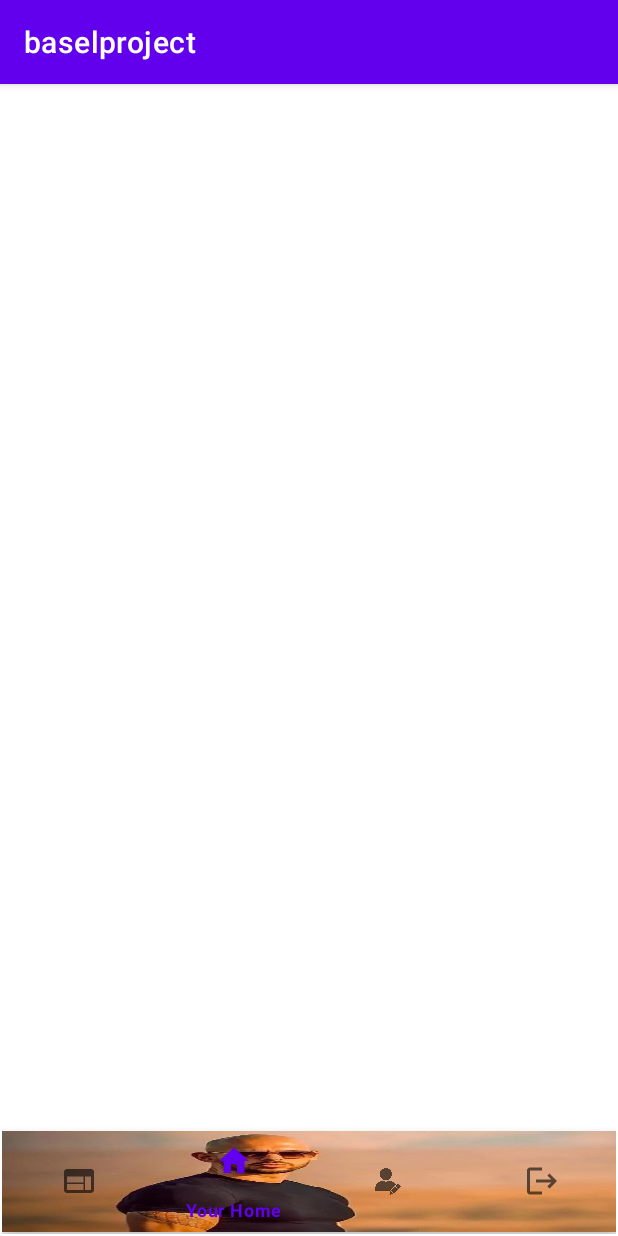
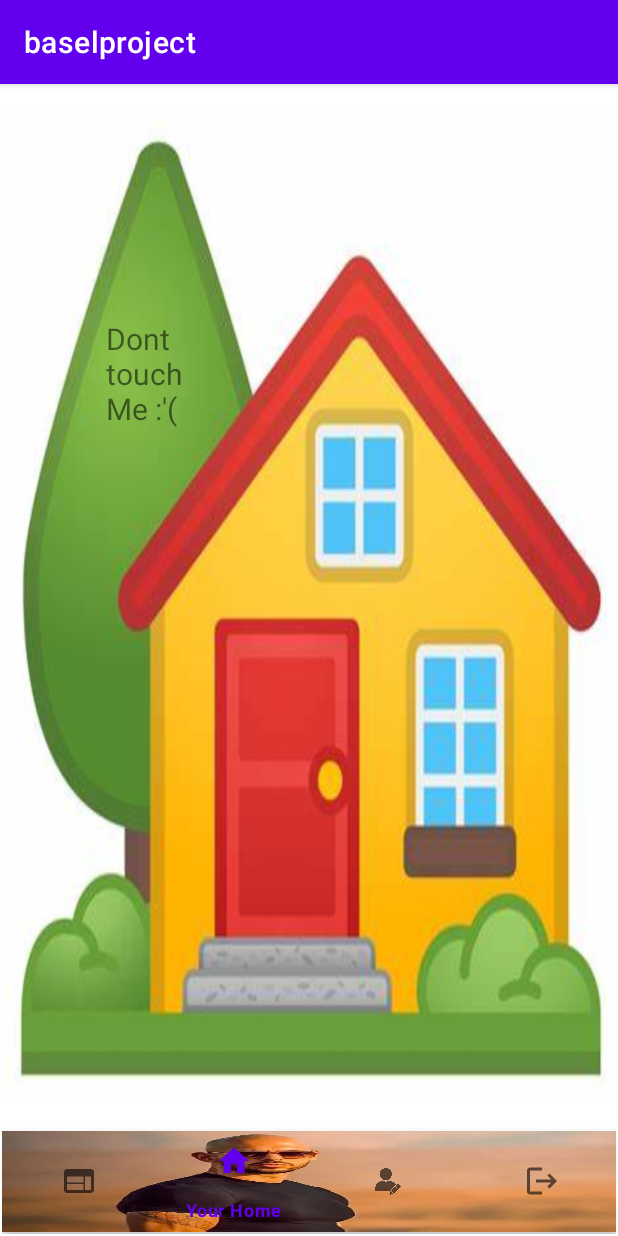
Before and after one commit to chickenkign/baselproject, an Android app: the MainListFragment screen opened directly, with no data from a screen before it, item 2 of the bottom bar chosen, on a phone screen of 412 x 824 dp. Run offline under Robolectric (Android 15) with nearby library versions, the phone set to English and light mode, and no system bars; our stand-ins replace Firebase (no records; nobody signed in at launch, a user with empty details on screens opened directly).

Commit message:
done from outdoor home

```diff
--- a/app/build.gradle
+++ b/app/build.gradle
@@ -30,6 +30,7 @@ android {
         sourceCompatibility JavaVersion.VERSION_1_8
         targetCompatibility JavaVersion.VERSION_1_8
     }
+    namespace 'com.example.baselproject'
 }
 
 dependencies {
--- a/app/src/main/AndroidManifest.xml
+++ b/app/src/main/AndroidManifest.xml
@@ -1,7 +1,6 @@
 <?xml version="1.0" encoding="utf-8"?>
 <manifest xmlns:android="http://schemas.android.com/apk/res/android"
-    xmlns:tools="http://schemas.android.com/tools"
-    package="com.example.baselproject">
+    xmlns:tools="http://schemas.android.com/tools">
 
 
 
--- /dev/null
+++ b/app/src/main/java/com/example/baselproject/HomeFragment.java
@@ -0,0 +1,91 @@
+package com.example.baselproject;
+
+import android.graphics.Rect;
+import android.os.Bundle;
+
+import androidx.fragment.app.Fragment;
+import androidx.fragment.app.FragmentTransaction;
+
+import android.view.LayoutInflater;
+import android.view.MotionEvent;
+import android.view.View;
+import android.view.ViewGroup;
+import android.widget.Button;
+import android.widget.ImageView;
+import android.widget.Toast;
+
+import java.util.ArrayList;
+
+/**
+ * A simple {@link Fragment} subclass.
+ * Use the {@link HomeFragment#newInstance} factory method to
+ * create an instance of this fragment.
+ */
+public class HomeFragment extends Fragment {
+    Button btn ;
+
+    // TODO: Rename parameter arguments, choose names that match
+    // the fragment initialization parameters, e.g. ARG_ITEM_NUMBER
+    private static final String ARG_PARAM1 = "param1";
+    private static final String ARG_PARAM2 = "param2";
+
+    // TODO: Rename and change types of parameters
+    private String mParam1;
+    private String mParam2;
+
+    public HomeFragment() {
+        // Required empty public constructor
+    }
+
+    /**
+     * Use this factory method to create a new instance of
+     * this fragment using the provided parameters.
+     *
+     * @param param1 Parameter 1.
+     * @param param2 Parameter 2.
+     * @return A new instance of fragment HomeFragment.
+     */
+    // TODO: Rename and change types and number of parameters
+    public static HomeFragment newInstance(String param1, String param2) {
+        HomeFragment fragment = new HomeFragment();
+        Bundle args = new Bundle();
+        args.putString(ARG_PARAM1, param1);
+        args.putString(ARG_PARAM2, param2);
+        fragment.setArguments(args);
+        return fragment;
+    }
+
+    @Override
+    public void onCreate(Bundle savedInstanceState) {
+        super.onCreate(savedInstanceState);
+        if (getArguments() != null) {
+            mParam1 = getArguments().getString(ARG_PARAM1);
+            mParam2 = getArguments().getString(ARG_PARAM2);
+        }
+    }
+
+    @Override
+    public View onCreateView(LayoutInflater inflater, ViewGroup container,
+                             Bundle savedInstanceState) {
+        // Inflate the layout for this fragment
+        return inflater.inflate(R.layout.fragment_home, container, false);
+    }
+
+    @Override
+    public void onStart() {
+        super.onStart();
+        connentcomponents();
+    }
+
+    private void connentcomponents() {
+        btn = getView().findViewById(R.id.BTNHome) ;
+        btn.setOnClickListener(new View.OnClickListener() {
+            @Override
+            public void onClick(View v) {
+                FragmentTransaction ft = getActivity().getSupportFragmentManager().beginTransaction();
+                ft.replace(R.id.frameLayoutMain, new InHomeFragment());
+                ft.commit();
+            }
+        });
+    }
+}
--- a/app/src/main/java/com/example/baselproject/MainListFragment.java
+++ b/app/src/main/java/com/example/baselproject/MainListFragment.java
@@ -99,6 +99,9 @@ public class MainListFragment extends Fragment {
                         case R.id.NavigatorSignOut:
                             SelectedFragment = new SignOutFragment();
                             break;
+                        case R.id.NavigatorHome:
+                            SelectedFragment = new HomeFragment();
+                            break;
                     }
                     getActivity().getSupportFragmentManager().beginTransaction().replace(R.id.FrameLayoutNavigator , SelectedFragment).commit() ;
 
--- a/app/src/main/java/com/example/baselproject/ProfileFragment.java
+++ b/app/src/main/java/com/example/baselproject/ProfileFragment.java
@@ -137,9 +137,6 @@ public class ProfileFragment extends Fragment {
                     @Override
                     public void onSuccess(DocumentReference documentReference) {
                         Toast.makeText(getActivity(), "done my friendo", Toast.LENGTH_SHORT).show();
-                        FragmentTransaction ft = getActivity().getSupportFragmentManager().beginTransaction();
-                        ft.replace(R.id.frameLayoutMain, new MainListFragment());
-                        ft.commit();
                     }
                 }).addOnFailureListener(new OnFailureListener() {
                     @Override
--- /dev/null
+++ b/app/src/main/res/layout/fragment_home.xml
@@ -0,0 +1,55 @@
+<?xml version="1.0" encoding="utf-8"?>
+<FrameLayout xmlns:android="http://schemas.android.com/apk/res/android"
+    xmlns:app="http://schemas.android.com/apk/res-auto"
+    xmlns:tools="http://schemas.android.com/tools"
+    android:layout_width="match_parent"
+    android:layout_height="match_parent"
+    android:background="@drawable/oip"
+    tools:context=".HomeFragment">
+
+    <androidx.constraintlayout.widget.ConstraintLayout
+        android:layout_width="match_parent"
+        android:layout_height="match_parent">
+
+        <Button
+            android:id="@+id/button4"
+            android:layout_width="97dp"
+            android:layout_height="0dp"
+            android:layout_marginStart="142dp"
+            android:layout_marginBottom="126dp"
+            android:text="Dont touch me there"
+            android:visibility="invisible"
+            app:layout_constraintBottom_toBottomOf="parent"
+            app:layout_constraintStart_toStartOf="parent"
+            app:layout_constraintTop_toBottomOf="@+id/BTNHome" />
+
+        <Button
+            android:id="@+id/BTNHome"
+            android:layout_width="0dp"
+            android:layout_height="117dp"
+            android:layout_marginStart="63dp"
+            android:layout_marginTop="225dp"
+            android:layout_marginEnd="140dp"
+            android:layout_marginBottom="31dp"
+            android:text="Dont touch"
+            android:visibility="invisible"
+            app:layout_constraintBottom_toTopOf="@+id/button4"
+            app:layout_constraintEnd_toEndOf="parent"
+            app:layout_constraintStart_toEndOf="@+id/textView4"
+            app:layout_constraintStart_toStartOf="@+id/button4"
+            app:layout_constraintTop_toTopOf="parent" />
+
+        <TextView
+            android:id="@+id/textView4"
+            android:layout_width="0dp"
+            android:layout_height="94dp"
+            android:layout_marginStart="69dp"
+            android:layout_marginTop="138dp"
+            android:layout_marginEnd="63dp"
+            android:text="Dont touch Me :'("
+            android:textSize="20sp"
+            app:layout_constraintEnd_toStartOf="@+id/BTNHome"
+            app:layout_constraintStart_toStartOf="parent"
+            app:layout_constraintTop_toTopOf="parent" />
+    </androidx.constraintlayout.widget.ConstraintLayout>
+</FrameLayout>
--- a/app/src/main/res/layout/fragment_main_list.xml
+++ b/app/src/main/res/layout/fragment_main_list.xml
@@ -33,6 +33,7 @@
             android:layout_marginBottom="1dp"
             app:layout_constraintBottom_toTopOf="@+id/bottomNavigationView"
             app:layout_constraintEnd_toEndOf="parent"
+            app:layout_constraintHorizontal_bias="0.333"
             app:layout_constraintStart_toStartOf="parent"
             app:layout_constraintTop_toTopOf="parent">
 
--- a/build.gradle
+++ b/build.gradle
@@ -4,8 +4,8 @@ buildscript {
     }
 }// Top-level build file where you can add configuration options common to all sub-projects/modules.
 plugins {
-    id 'com.android.application' version '7.2.2' apply false
-    id 'com.android.library' version '7.2.2' apply false
+    id 'com.android.application' version '8.0.1' apply false
+    id 'com.android.library' version '8.0.1' apply false
 }
 
 task clean(type: Delete) {
--- a/gradle.properties
+++ b/gradle.properties
@@ -19,3 +19,5 @@ android.useAndroidX=true
 # resources declared in the library itself and none from the library's dependencies,
 # thereby reducing the size of the R class for that library
 android.nonTransitiveRClass=true
+android.defaults.buildfeatures.buildconfig=true
+android.nonFinalResIds=false
```
Also changed, not shown: app/src/main/java/com/example/baselproject/InHomeFragment.java (added, +97 -0 lines), app/src/main/res/layout/fragment_in_home.xml (added, +69 -0 lines), app/src/main/res/drawable/oif.jpg (added), app/src/main/res/drawable/oip.jpg (added), app/src/main/res/drawable/r.jpg (added), app/src/main/res/drawable/screen_1.jpg (added), gradle/wrapper/gradle-wrapper.properties.
